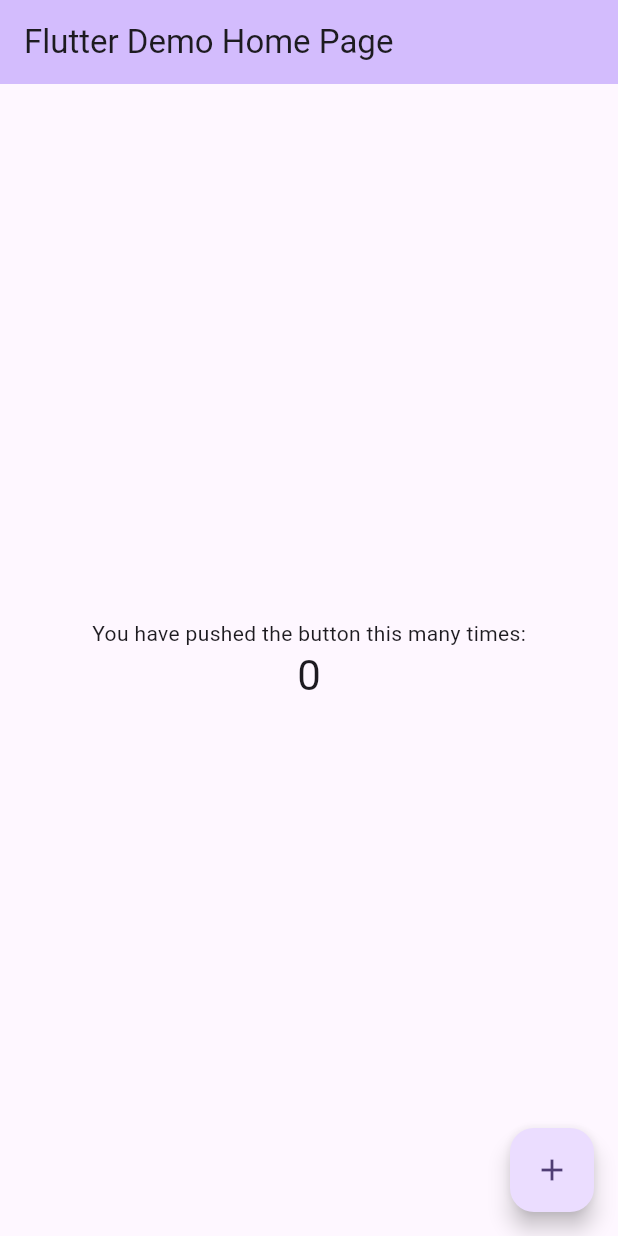
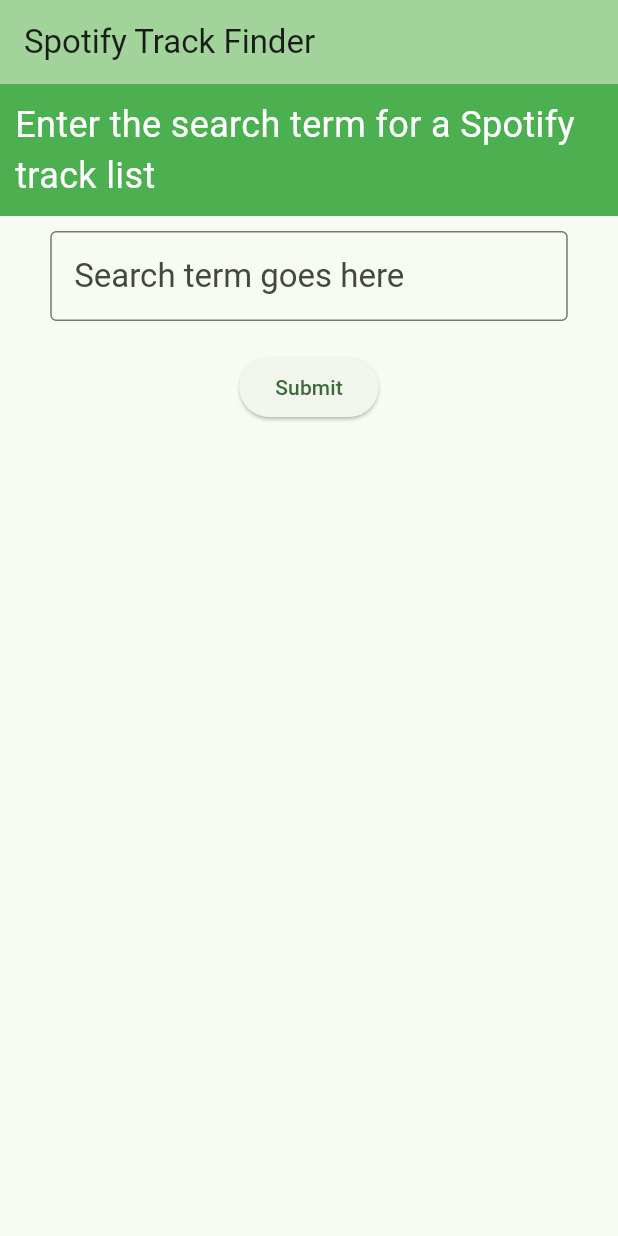
Before and after one commit to jamaki604/media_recommender, a Flutter app: the screen it shows after launch, on a phone screen of 412 x 824 dp. Run offline on Flutter 3.47's test engine with Material 2 defaults, Android fonts, the phone set to English and light mode, and no system bars.

Commit message:
Updated main with skeleton for UI.

```diff
--- a/lib/main.dart
+++ b/lib/main.dart
@@ -1,4 +1,8 @@
 import 'package:flutter/material.dart';
+import 'package:media_recommender/parse_results.dart';
+import 'package:media_recommender/spotify_query_parser.dart';
+import 'package:media_recommender/track.dart';
+
 
 void main() {
   runApp(const MyApp());
@@ -7,46 +11,21 @@
 class MyApp extends StatelessWidget {
   const MyApp({super.key});
 
-  // This widget is the root of your application.
   @override
   Widget build(BuildContext context) {
     return MaterialApp(
-      title: 'Flutter Demo',
+      title: 'Spotify Track Finder',
       theme: ThemeData(
-        // This is the theme of your application.
-        //
-        // TRY THIS: Try running your application with "flutter run". You'll see
-        // the application has a blue toolbar. Then, without quitting the app,
-        // try changing the seedColor in the colorScheme below to Colors.green
-        // and then invoke "hot reload" (save your changes or press the "hot
-        // reload" button in a Flutter-supported IDE, or press "r" if you used
-        // the command line to start the app).
-        //
-        // Notice that the counter didn't reset back to zero; the application
-        // state is not lost during the reload. To reset the state, use hot
-        // restart instead.
-        //
-        // This works for code too, not just values: Most code changes can be
-        // tested with just a hot reload.
-        colorScheme: ColorScheme.fromSeed(seedColor: Colors.deepPurple),
+        colorScheme: ColorScheme.fromSeed(seedColor: Colors.green),
         useMaterial3: true,
       ),
-      home: const MyHomePage(title: 'Flutter Demo Home Page'),
+      home: const MyHomePage(title: 'Spotify Track Finder'),
     );
   }
 }
 
 class MyHomePage extends StatefulWidget {
   const MyHomePage({super.key, required this.title});
-
-  // This widget is the home page of your application. It is stateful, meaning
-  // that it has a State object (defined below) that contains fields that affect
-  // how it looks.
-
-  // This class is the configuration for the state. It holds the values (in this
-  // case the title) provided by the parent (in this case the App widget) and
-  // used by the build method of the State. Fields in a Widget subclass are
-  // always marked "final".
 
   final String title;
 
@@ -55,71 +34,105 @@
 }
 
 class _MyHomePageState extends State<MyHomePage> {
-  int _counter = 0;
+  String displayedText = '';
+  final trackController = TextEditingController();
+  final spotifyQueryParser = SpotifyQueryParser();
+  bool isLoading = false;
 
-  void _incrementCounter() {
+  Future<void> handleButtonPress() async {
     setState(() {
-      // This call to setState tells the Flutter framework that something has
-      // changed in this State, which causes it to rerun the build method below
-      // so that the display can reflect the updated values. If we changed
-      // _counter without calling setState(), then the build method would not be
-      // called again, and so nothing would appear to happen.
-      _counter++;
+      isLoading = true;
+      displayedText = '';
     });
+
+    try {
+      final result = await fetchTracks();
+      setState(() {
+        if (result.tracks.isEmpty) {
+          displayedText = "No tracks found.";
+        } else {
+          displayedText = formatTracks(result.tracks);
+        }
+        isLoading = false;
+      });
+    } catch (error) {
+      setState(() {
+        displayedText = "An error occurred: $error";
+        isLoading = false;
+      });
+    }
+  }
+
+  String formatTracks(List<Track> tracks) {
+    final int length = tracks.length > 10 ? 10 : tracks.length;
+    String result = '';
+    for (int i = 0; i < length; i++) {
+      result += "${i + 1}. ${tracks[i].name}\n";
+    }
+    return result;
+  }
+
+  Future<ParseResult> fetchTracks() async {
+    // Here, you'd use the trackController.text to fetch JSON data from the Spotify API.
+    // For now, I'll use a dummy json string to mimic that process.
+    final dummyJsonData = '{"tracks": {"items": [{"name": "Track 1"}, {"name": "Track 2"}, ...]}}'; // ... represents the other dummy tracks.
+    return spotifyQueryParser.parseJson(dummyJsonData);
   }
 
   @override
   Widget build(BuildContext context) {
-    // This method is rerun every time setState is called, for instance as done
-    // by the _incrementCounter method above.
-    //
-    // The Flutter framework has been optimized to make rerunning build methods
-    // fast, so that you can just rebuild anything that needs updating rather
-    // than having to individually change instances of widgets.
     return Scaffold(
       appBar: AppBar(
-        // TRY THIS: Try changing the color here to a specific color (to
-        // Colors.amber, perhaps?) and trigger a hot reload to see the AppBar
-        // change color while the other colors stay the same.
         backgroundColor: Theme.of(context).colorScheme.inversePrimary,
-        // Here we take the value from the MyHomePage object that was created by
-        // the App.build method, and use it to set our appbar title.
         title: Text(widget.title),
       ),
-      body: Center(
-        // Center is a layout widget. It takes a single child and positions it
-        // in the middle of the parent.
+      body: SingleChildScrollView(
+        child: Center(
           child: Column(
-          // Column is also a layout widget. It takes a list of children and
-          // arranges them vertically. By default, it sizes itself to fit its
-          // children horizontally, and tries to be as tall as its parent.
-          //
-          // Column has various properties to control how it sizes itself and
-          // how it positions its children. Here we use mainAxisAlignment to
-          // center the children vertically; the main axis here is the vertical
-          // axis because Columns are vertical (the cross axis would be
-          // horizontal).
-          //
-          // TRY THIS: Invoke "debug painting" (choose the "Toggle Debug Paint"
-          // action in the IDE, or press "p" in the console), to see the
-          // wireframe for each widget.
             mainAxisAlignment: MainAxisAlignment.center,
+            crossAxisAlignment: CrossAxisAlignment.center,
             children: <Widget>[
-            const Text(
-              'You have pushed the button this many times:',
+              Container(
+                padding: const EdgeInsets.all(10.0),
+                color: Colors.green,
+                child: const Text(
+                  'Enter the search term for a Spotify track list',
+                  style: TextStyle(
+                    fontSize: 24,
+                    color: Colors.white,
                   ),
-            Text(
-              '$_counter',
-              style: Theme.of(context).textTheme.headlineMedium,
                 ),
+              ),
+              const SizedBox(height: 10),
+              SizedBox(
+                width: 345,
+                child: TextField(
+                  controller: trackController,
+                  keyboardType: TextInputType.text,
+                  enabled: !isLoading,
+                  decoration: const InputDecoration(
+                    border: OutlineInputBorder(),
+                    hintText: "Search term goes here",
+                  ),
+                  style: Theme.of(context).textTheme.titleLarge, // Assuming titleLarge is defined in your theme.
+                ),
+              ),
+              const SizedBox(height: 20),
+              ElevatedButton(
+                onPressed: isLoading ? null : handleButtonPress,
+                child: const Text('Submit'),
+              ),
+              Container(
+                padding: const EdgeInsets.all(10),
+                child: Text(
+                  displayedText,
+                  style: const TextStyle(fontSize: 24),
+                ),
+              )
             ],
           ),
         ),
-      floatingActionButton: FloatingActionButton(
-        onPressed: _incrementCounter,
-        tooltip: 'Increment',
-        child: const Icon(Icons.add),
-      ), // This trailing comma makes auto-formatting nicer for build methods.
+      ),
     );
   }
 }
```
Lines whose indentation alone changed are shown as unchanged.
